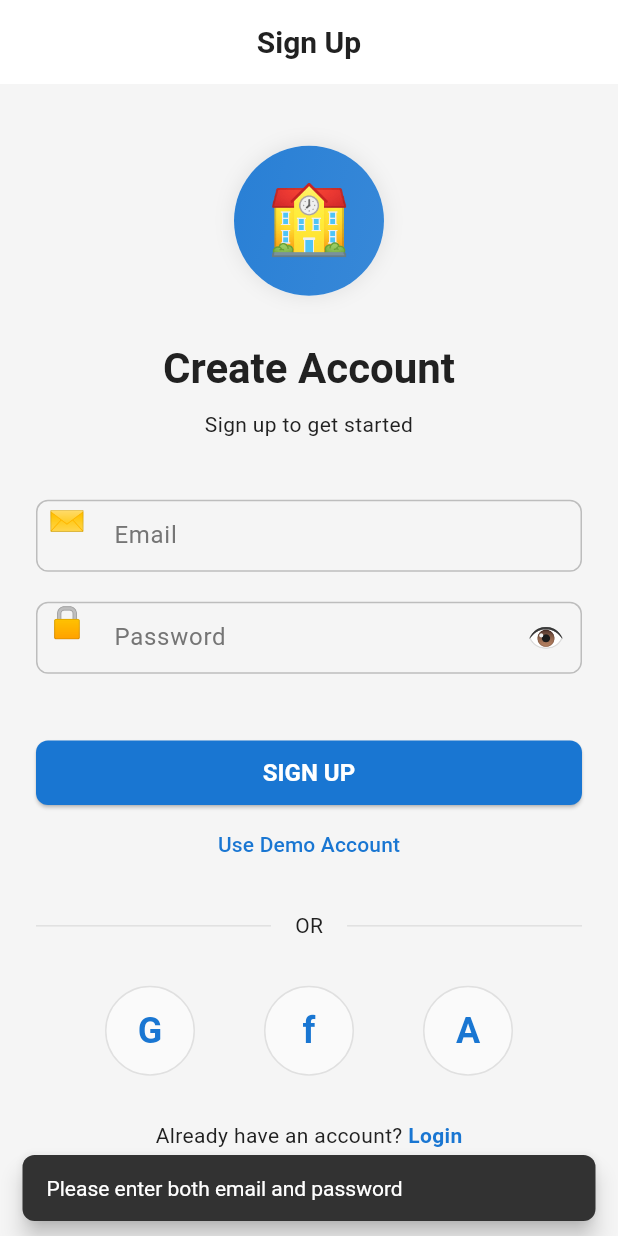
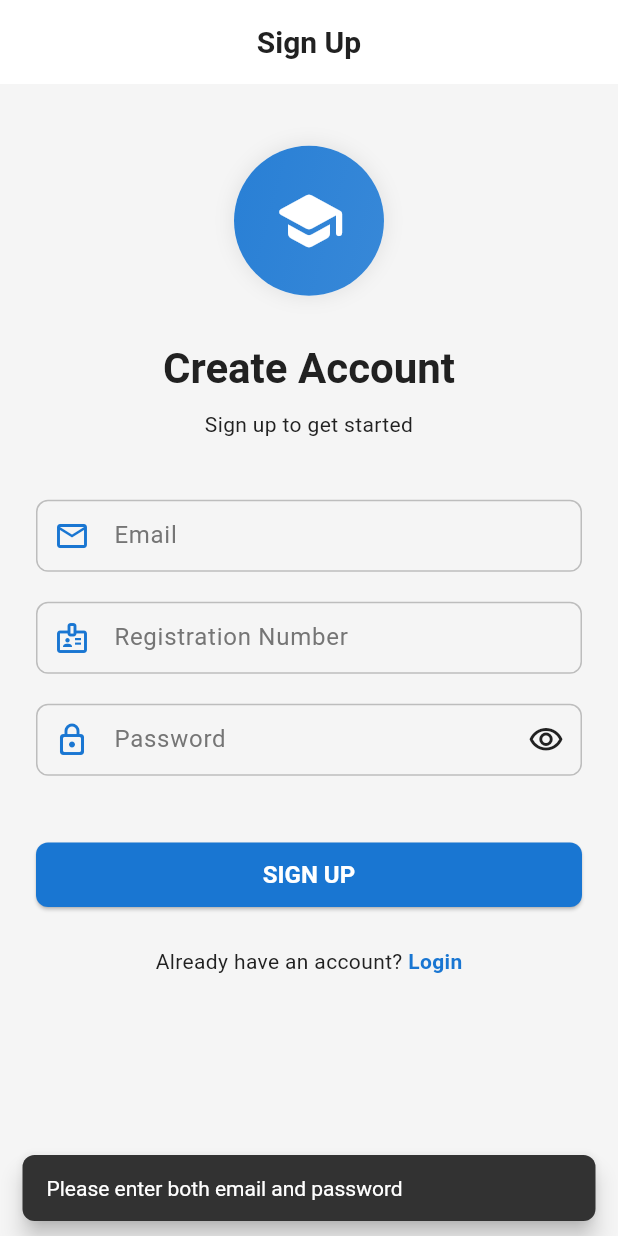
Before and after one commit to deepak-9962/campus_sync_app, a Flutter app: the screen it shows after launch, after a tap on "Register", after a tap on "SIGN UP", on a phone screen of 412 x 824 dp. Run offline on Flutter 3.47's test engine with Material 3 defaults, Android fonts, the phone set to English and light mode, and no system bars; our stand-ins replace cross_file, csv, dio, file_picker, firebase_core, firebase_messaging and 9 more; missing offline and left inert: file_selector, flutter_pdfview, universal_html; accounts and stored records are empty; project files that could hold a hidden picture were left out.

Commit message:
v1.0.0: Initial release with student registration linking and role-based access fixes

```diff
--- a/lib/screens/auth_screen.dart
+++ b/lib/screens/auth_screen.dart
@@ -14,6 +14,7 @@ class _AuthScreenState extends State<AuthScreen>
     with SingleTickerProviderStateMixin {
   final TextEditingController _emailController = TextEditingController();
   final TextEditingController _passwordController = TextEditingController();
+  final TextEditingController _registrationController = TextEditingController();
   bool _isLoading = false;
   bool _obscurePassword = true;
   bool _isLogin = true;
@@ -22,6 +23,7 @@ class _AuthScreenState extends State<AuthScreen>
   late Animation<Offset> _slideAnimation;
   late Animation<double> _scaleAnimation;
   String? _userRole;
+  String? _registrationError;
 
   @override
   void initState() {
@@ -76,12 +78,14 @@ class _AuthScreenState extends State<AuthScreen>
     _animationController.dispose();
     _emailController.dispose();
     _passwordController.dispose();
+    _registrationController.dispose();
     super.dispose();
   }
 
   void _toggleAuthMode() {
     setState(() {
       _isLogin = !_isLogin;
+      _registrationError = null;
     });
     _animationController.reset();
     _animationController.forward();
@@ -114,11 +118,73 @@ class _AuthScreenState extends State<AuthScreen>
           );
         }
       } else {
+        // SIGNUP FLOW
+        final registrationNo = _registrationController.text.trim().toUpperCase();
+
+        // Validate registration number is provided
+        if (registrationNo.isEmpty) {
+          setState(() {
+            _registrationError = 'Registration number is required';
+            _isLoading = false;
+          });
+          return;
+        }
+
+        // Verify registration number exists in students table
+        final studentCheck = await supabase
+            .from('students')
+            .select('registration_no, student_name, department, current_semester, section, user_id')
+            .eq('registration_no', registrationNo)
+            .maybeSingle();
+
+        if (studentCheck == null) {
+          setState(() {
+            _registrationError = 'Registration number not found. Contact admin.';
+            _isLoading = false;
+          });
+          return;
+        }
+
+        // Check if already linked to another account
+        if (studentCheck['user_id'] != null) {
+          setState(() {
+            _registrationError = 'This registration number is already linked to an account';
+            _isLoading = false;
+          });
+          return;
+        }
+
+        // Clear any previous error
+        setState(() => _registrationError = null);
+
+        // Proceed with signup
         final AuthResponse response = await supabase.auth.signUp(
           email: _emailController.text.trim(),
           password: _passwordController.text.trim(),
         );
         if (response.user != null && mounted) {
+          // Create users table record with proper defaults
+          try {
+            final studentName = studentCheck['student_name'] ?? '';
+            await supabase.from('users').upsert({
+              'id': response.user!.id,
+              'email': _emailController.text.trim(),
+              'name': studentName,
+              'role': 'student',
+              'is_admin': false,
+            }, onConflict: 'id');
+
+            // Link user_id to students table record
+            await supabase
+                .from('students')
+                .update({'user_id': response.user!.id})
+                .eq('registration_no', registrationNo);
+
+            print('Successfully linked user to student record');
+          } catch (e) {
+            print('Error creating/linking user record: $e');
+          }
+
           ScaffoldMessenger.of(context).showSnackBar(
             const SnackBar(
               content: Text(
@@ -126,7 +192,10 @@ class _AuthScreenState extends State<AuthScreen>
               ),
             ),
           );
-          setState(() => _isLogin = true);
+          setState(() {
+            _isLogin = true;
+            _registrationController.clear();
+          });
         } else if (mounted) {
           ScaffoldMessenger.of(context).showSnackBar(
             const SnackBar(
@@ -269,7 +338,11 @@ class _AuthScreenState extends State<AuthScreen>
                               ),
                             ),
                             child: Center(
-                              child: Text("🏫", style: TextStyle(fontSize: 45)),
+                              child: Icon(
+                                Icons.school_rounded,
+                                size: 48,
+                                color: theme.colorScheme.onPrimary,
+                              ),
                             ),
                           ),
                         ),
@@ -293,42 +366,55 @@ class _AuthScreenState extends State<AuthScreen>
                       SizedBox(height: 40),
                       TextField(
                         controller: _emailController,
-                        // style: TextStyle(color: theme.colorScheme.onSurface), // Will use InputDecorationTheme
                         cursorColor: theme.colorScheme.primary,
                         decoration: InputDecoration(
                           labelText: 'Email',
-                          // labelStyle will be from theme
-                          prefixIcon: Padding(
-                            padding: const EdgeInsets.symmetric(
-                              horizontal: 8.0,
-                            ),
-                            child: Text("✉️", style: TextStyle(fontSize: 20)),
+                          prefixIcon: Icon(
+                            Icons.email_outlined,
+                            color: theme.colorScheme.primary,
                           ),
                         ),
                         keyboardType: TextInputType.emailAddress,
                       ),
                       SizedBox(height: 20),
+                      // Registration Number field - only shown during signup
+                      if (!_isLogin) ...[
+                        TextField(
+                          controller: _registrationController,
+                          cursorColor: theme.colorScheme.primary,
+                          textCapitalization: TextCapitalization.characters,
+                          decoration: InputDecoration(
+                            labelText: 'Registration Number',
+                            hintText: 'e.g., 921322205001',
+                            prefixIcon: Icon(
+                              Icons.badge_outlined,
+                              color: theme.colorScheme.primary,
+                            ),
+                            errorText: _registrationError,
+                          ),
+                        ),
+                        SizedBox(height: 20),
+                      ],
                       TextField(
                         controller: _passwordController,
                         // style: TextStyle(color: theme.colorScheme.onSurface), // Will use InputDecorationTheme
                         cursorColor: theme.colorScheme.primary,
                         decoration: InputDecoration(
                           labelText: 'Password',
-                          // labelStyle will be from theme
-                          prefixIcon: Padding(
-                            padding: const EdgeInsets.symmetric(
-                              horizontal: 8.0,
-                            ),
-                            child: Text("🔒", style: TextStyle(fontSize: 20)),
+                          prefixIcon: Icon(
+                            Icons.lock_outline_rounded,
+                            color: theme.colorScheme.primary,
                           ),
                           suffixIcon: IconButton(
                             onPressed:
                                 () => setState(
                                   () => _obscurePassword = !_obscurePassword,
                                 ),
-                            icon: Text(
-                              _obscurePassword ? "👁️" : "🙈",
-                              style: TextStyle(fontSize: 20),
+                            icon: Icon(
+                              _obscurePassword
+                                  ? Icons.visibility_outlined
+                                  : Icons.visibility_off_outlined,
+                              color: theme.colorScheme.onSurfaceVariant,
                             ),
                           ),
                         ),
@@ -411,7 +497,6 @@ class _AuthScreenState extends State<AuthScreen>
                       SizedBox(height: 30),
                       ElevatedButton(
                         onPressed: _isLoading ? null : _login,
-                        // Style from ElevatedButtonThemeData
                         child:
                             _isLoading
                                 ? SizedBox(
@@ -426,49 +511,7 @@ class _AuthScreenState extends State<AuthScreen>
                                 )
                                 : Text(_isLogin ? 'LOGIN' : 'SIGN UP'),
                       ),
-                      TextButton(
-                        onPressed: _isLoading ? null : _demoLogin,
-                        child: Text(
-                          'Use Demo Account',
-                          style: TextStyle(color: theme.colorScheme.primary),
-                        ),
-                      ),
-                      SizedBox(height: 20),
-                      Row(
-                        children: [
-                          Expanded(child: Divider(color: theme.dividerColor)),
-                          Padding(
-                            padding: const EdgeInsets.symmetric(horizontal: 16),
-                            child: Text(
-                              'OR',
-                              style: theme.textTheme.bodyMedium,
-                            ),
-                          ),
-                          Expanded(child: Divider(color: theme.dividerColor)),
-                        ],
-                      ),
-                      SizedBox(height: 30),
-                      Row(
-                        mainAxisAlignment: MainAxisAlignment.spaceEvenly,
-                        children: [
-                          _buildSocialButton(
-                            icon: Icons.login,
-                            onTap: () => _socialLogin('Google'),
-                            theme: theme,
-                          ),
-                          _buildSocialButton(
-                            icon: Icons.people,
-                            onTap: () => _socialLogin('Facebook'),
-                            theme: theme,
-                          ),
-                          _buildSocialButton(
-                            icon: Icons.phone_iphone,
-                            onTap: () => _socialLogin('Apple'),
-                            theme: theme,
-                          ),
-                        ],
-                      ),
-                      SizedBox(height: 30),
+                      SizedBox(height: 24),
                       Row(
                         mainAxisAlignment: MainAxisAlignment.center,
                         children: [
```
Also changed, not shown: lib/services/auth_service.dart (+23 -0 lines), lib/services/resource_service.dart (+5 -18 lines), lib/services/supabase_setup.dart (+8 -6 lines).
